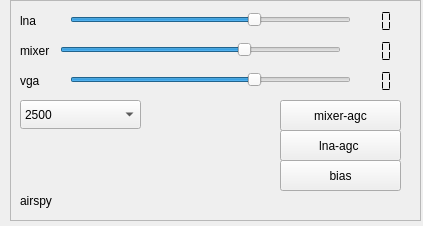
Above: input/airspy/airspy-widget.ui from JvanKatwijk/sdr-j-fm before the change. Below: the same form after it.
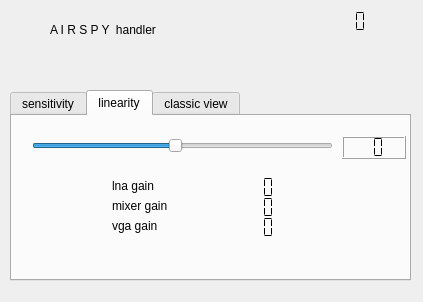
That is the form after the change.

The edit to the form file:
```diff
--- a/input/airspy/airspy-widget.ui
+++ b/input/airspy/airspy-widget.ui
@@ -7,67 +7,310 @@
     <x>0</x>
     <y>0</y>
     <width>423</width>
-    <height>226</height>
+    <height>302</height>
    </rect>
   </property>
   <property name="windowTitle">
-   <string>Form</string>
-  </property>
-  <widget class="QFrame" name="contents">
-   <property name="geometry">
-    <rect>
-     <x>10</x>
-     <y>0</y>
-     <width>411</width>
-     <height>221</height>
-    </rect>
-   </property>
-   <property name="frameShape">
-    <enum>QFrame::StyledPanel</enum>
-   </property>
-   <property name="frameShadow">
-    <enum>QFrame::Raised</enum>
-   </property>
-   <widget class="QLabel" name="label">
-    <property name="geometry">
-     <rect>
-      <x>10</x>
-      <y>190</y>
-      <width>101</width>
-      <height>21</height>
-     </rect>
-    </property>
-    <property name="text">
      <string>airspy</string>
     </property>
-   </widget>
-   <widget class="QComboBox" name="rateSelector">
+  <widget class="QTabWidget" name="tabWidget">
     <property name="geometry">
      <rect>
       <x>10</x>
+     <y>90</y>
+     <width>401</width>
+     <height>191</height>
+    </rect>
+   </property>
+   <property name="currentIndex">
+    <number>1</number>
+   </property>
+   <widget class="QWidget" name="tab_1">
+    <attribute name="title">
+     <string>sensitivity</string>
+    </attribute>
+    <widget class="QSlider" name="sensitivitySlider">
+     <property name="geometry">
+      <rect>
+       <x>20</x>
+       <y>20</y>
+       <width>321</width>
+       <height>20</height>
+      </rect>
+     </property>
+     <property name="maximum">
+      <number>21</number>
+     </property>
+     <property name="value">
+      <number>10</number>
+     </property>
+     <property name="orientation">
+      <enum>Qt::Horizontal</enum>
+     </property>
+    </widget>
+    <widget class="QLCDNumber" name="sensitivityDisplay">
+     <property name="geometry">
+      <rect>
+       <x>340</x>
+       <y>20</y>
+       <width>41</width>
+       <height>23</height>
+      </rect>
+     </property>
+     <property name="frameShape">
+      <enum>QFrame::NoFrame</enum>
+     </property>
+     <property name="digitCount">
+      <number>2</number>
+     </property>
+     <property name="segmentStyle">
+      <enum>QLCDNumber::Flat</enum>
+     </property>
+    </widget>
+    <widget class="QLCDNumber" name="sensitivity_lnaDisplay">
+     <property name="geometry">
+      <rect>
+       <x>220</x>
+       <y>60</y>
+       <width>64</width>
+       <height>23</height>
+      </rect>
+     </property>
+     <property name="frameShape">
+      <enum>QFrame::NoFrame</enum>
+     </property>
+     <property name="digitCount">
+      <number>2</number>
+     </property>
+     <property name="segmentStyle">
+      <enum>QLCDNumber::Flat</enum>
+     </property>
+    </widget>
+    <widget class="QLCDNumber" name="sensitivity_mixerDisplay">
+     <property name="geometry">
+      <rect>
+       <x>220</x>
+       <y>80</y>
+       <width>64</width>
+       <height>23</height>
+      </rect>
+     </property>
+     <property name="frameShape">
+      <enum>QFrame::NoFrame</enum>
+     </property>
+     <property name="digitCount">
+      <number>2</number>
+     </property>
+     <property name="segmentStyle">
+      <enum>QLCDNumber::Flat</enum>
+     </property>
+    </widget>
+    <widget class="QLCDNumber" name="sensitivity_vgaDisplay">
+     <property name="geometry">
+      <rect>
+       <x>220</x>
       <y>100</y>
-      <width>121</width>
-      <height>29</height>
-     </rect>
-    </property>
-    <item>
+       <width>64</width>
+       <height>23</height>
+      </rect>
+     </property>
+     <property name="frameShape">
+      <enum>QFrame::NoFrame</enum>
+     </property>
+     <property name="digitCount">
+      <number>2</number>
+     </property>
+     <property name="segmentStyle">
+      <enum>QLCDNumber::Flat</enum>
+     </property>
+    </widget>
+    <widget class="QLabel" name="label_5">
+     <property name="geometry">
+      <rect>
+       <x>120</x>
+       <y>60</y>
+       <width>101</width>
+       <height>20</height>
+      </rect>
+     </property>
      <property name="text">
-      <string>2500</string>
+      <string>lna gain</string>
      </property>
-    </item>
-    <item>
+    </widget>
+    <widget class="QLabel" name="label_6">
+     <property name="geometry">
+      <rect>
+       <x>120</x>
+       <y>80</y>
+       <width>91</width>
+       <height>20</height>
+      </rect>
+     </property>
      <property name="text">
       <string>10000</string>
      </property>
-    </item>
-   </widget>
+    </widget>
+    <widget class="QLabel" name="label_7">
+     <property name="geometry">
+      <rect>
+       <x>120</x>
+       <y>100</y>
+       <width>81</width>
+       <height>20</height>
+      </rect>
+     </property>
+     <property name="text">
+      <string>vga gain</string>
+     </property>
+    </widget>
+   </widget>
+   <widget class="QWidget" name="tab_2">
+    <attribute name="title">
+     <string>linearity</string>
+    </attribute>
+    <widget class="QSlider" name="linearitySlider">
+     <property name="geometry">
+      <rect>
+       <x>20</x>
+       <y>20</y>
+       <width>301</width>
+       <height>20</height>
+      </rect>
+     </property>
+     <property name="maximum">
+      <number>21</number>
+     </property>
+     <property name="value">
+      <number>10</number>
+     </property>
+     <property name="orientation">
+      <enum>Qt::Horizontal</enum>
+     </property>
+    </widget>
+    <widget class="QLCDNumber" name="linearityDisplay">
+     <property name="geometry">
+      <rect>
+       <x>330</x>
+       <y>20</y>
+       <width>64</width>
+       <height>23</height>
+      </rect>
+     </property>
+     <property name="digitCount">
+      <number>2</number>
+     </property>
+     <property name="segmentStyle">
+      <enum>QLCDNumber::Flat</enum>
+     </property>
+    </widget>
+    <widget class="QLCDNumber" name="linearity_lnaDisplay">
+     <property name="geometry">
+      <rect>
+       <x>220</x>
+       <y>60</y>
+       <width>64</width>
+       <height>23</height>
+      </rect>
+     </property>
+     <property name="frameShape">
+      <enum>QFrame::NoFrame</enum>
+     </property>
+     <property name="digitCount">
+      <number>2</number>
+     </property>
+     <property name="segmentStyle">
+      <enum>QLCDNumber::Flat</enum>
+     </property>
+    </widget>
+    <widget class="QLCDNumber" name="linearity_mixerDisplay">
+     <property name="geometry">
+      <rect>
+       <x>220</x>
+       <y>80</y>
+       <width>64</width>
+       <height>23</height>
+      </rect>
+     </property>
+     <property name="frameShape">
+      <enum>QFrame::NoFrame</enum>
+     </property>
+     <property name="digitCount">
+      <number>2</number>
+     </property>
+     <property name="segmentStyle">
+      <enum>QLCDNumber::Flat</enum>
+     </property>
+    </widget>
+    <widget class="QLCDNumber" name="linearity_vgaDisplay">
+     <property name="geometry">
+      <rect>
+       <x>220</x>
+       <y>100</y>
+       <width>64</width>
+       <height>23</height>
+      </rect>
+     </property>
+     <property name="frameShape">
+      <enum>QFrame::NoFrame</enum>
+     </property>
+     <property name="digitCount">
+      <number>2</number>
+     </property>
+     <property name="segmentStyle">
+      <enum>QLCDNumber::Flat</enum>
+     </property>
+    </widget>
+    <widget class="QLabel" name="label_8">
+     <property name="geometry">
+      <rect>
+       <x>100</x>
+       <y>60</y>
+       <width>91</width>
+       <height>20</height>
+      </rect>
+     </property>
+     <property name="text">
+      <string>lna gain</string>
+     </property>
+    </widget>
+    <widget class="QLabel" name="label_9">
+     <property name="geometry">
+      <rect>
+       <x>100</x>
+       <y>80</y>
+       <width>101</width>
+       <height>20</height>
+      </rect>
+     </property>
+     <property name="text">
+      <string>mixer gain</string>
+     </property>
+    </widget>
+    <widget class="QLabel" name="label_10">
+     <property name="geometry">
+      <rect>
+       <x>100</x>
+       <y>100</y>
+       <width>71</width>
+       <height>20</height>
+      </rect>
+     </property>
+     <property name="text">
+      <string>vga gain</string>
+     </property>
+    </widget>
+   </widget>
+   <widget class="QWidget" name="tab_3">
+    <attribute name="title">
+     <string>classic view</string>
+    </attribute>
    <widget class="QSlider" name="lnaSlider">
     <property name="geometry">
      <rect>
-      <x>60</x>
+       <x>100</x>
       <y>10</y>
-      <width>281</width>
-      <height>19</height>
+       <width>221</width>
+       <height>20</height>
      </rect>
     </property>
     <property name="maximum">
@@ -80,25 +323,41 @@
      <enum>Qt::Horizontal</enum>
     </property>
    </widget>
-   <widget class="QLabel" name="label_2">
+    <widget class="QLabel" name="label">
     <property name="geometry">
      <rect>
       <x>10</x>
       <y>10</y>
-      <width>65</width>
-      <height>21</height>
+       <width>66</width>
+       <height>20</height>
      </rect>
     </property>
     <property name="text">
      <string>lna</string>
     </property>
    </widget>
+    <widget class="QLCDNumber" name="lnaDisplay">
+     <property name="geometry">
+      <rect>
+       <x>343</x>
+       <y>10</y>
+       <width>51</width>
+       <height>23</height>
+      </rect>
+     </property>
+     <property name="digitCount">
+      <number>2</number>
+     </property>
+     <property name="segmentStyle">
+      <enum>QLCDNumber::Flat</enum>
+     </property>
+    </widget>
    <widget class="QSlider" name="mixerSlider">
     <property name="geometry">
      <rect>
-      <x>50</x>
+       <x>100</x>
       <y>40</y>
-      <width>281</width>
+       <width>221</width>
       <height>20</height>
      </rect>
     </property>
@@ -112,39 +371,42 @@
      <enum>Qt::Horizontal</enum>
     </property>
    </widget>
-   <widget class="QLabel" name="label_3">
+    <widget class="QLCDNumber" name="mixerDisplay">
+     <property name="geometry">
+      <rect>
+       <x>343</x>
+       <y>40</y>
+       <width>51</width>
+       <height>23</height>
+      </rect>
+     </property>
+     <property name="digitCount">
+      <number>2</number>
+     </property>
+     <property name="segmentStyle">
+      <enum>QLCDNumber::Flat</enum>
+     </property>
+    </widget>
+    <widget class="QLabel" name="label_2">
     <property name="geometry">
      <rect>
       <x>10</x>
       <y>40</y>
-      <width>65</width>
-      <height>21</height>
+       <width>66</width>
+       <height>20</height>
      </rect>
     </property>
     <property name="text">
      <string>mixer</string>
     </property>
    </widget>
-   <widget class="QPushButton" name="lnaButton">
-    <property name="geometry">
-     <rect>
-      <x>270</x>
-      <y>130</y>
-      <width>121</width>
-      <height>31</height>
-     </rect>
-    </property>
-    <property name="text">
-     <string>lna-agc </string>
-    </property>
-   </widget>
    <widget class="QSlider" name="vgaSlider">
     <property name="geometry">
      <rect>
-      <x>60</x>
+       <x>100</x>
       <y>70</y>
-      <width>281</width>
-      <height>19</height>
+       <width>221</width>
+       <height>20</height>
      </rect>
     </property>
     <property name="maximum">
@@ -157,37 +419,81 @@
      <enum>Qt::Horizontal</enum>
     </property>
    </widget>
-   <widget class="QLabel" name="label_4">
+    <widget class="QLabel" name="label_3">
     <property name="geometry">
      <rect>
       <x>10</x>
-      <y>70</y>
-      <width>65</width>
-      <height>21</height>
+       <y>60</y>
+       <width>66</width>
+       <height>20</height>
      </rect>
     </property>
     <property name="text">
      <string>vga</string>
     </property>
    </widget>
+    <widget class="QLCDNumber" name="vgaDisplay">
+     <property name="geometry">
+      <rect>
+       <x>343</x>
+       <y>70</y>
+       <width>51</width>
+       <height>23</height>
+      </rect>
+     </property>
+     <property name="digitCount">
+      <number>2</number>
+     </property>
+     <property name="segmentStyle">
+      <enum>QLCDNumber::Flat</enum>
+     </property>
+    </widget>
+    <widget class="QPushButton" name="lnaButton">
+     <property name="geometry">
+      <rect>
+       <x>20</x>
+       <y>110</y>
+       <width>61</width>
+       <height>32</height>
+      </rect>
+     </property>
+     <property name="text">
+      <string>lna</string>
+     </property>
+    </widget>
    <widget class="QPushButton" name="mixerButton">
     <property name="geometry">
      <rect>
-      <x>270</x>
-      <y>100</y>
-      <width>121</width>
-      <height>31</height>
+       <x>120</x>
+       <y>110</y>
+       <width>90</width>
+       <height>32</height>
      </rect>
     </property>
     <property name="text">
-     <string>mixer-agc</string>
-    </property>
+      <string>mixer </string>
+     </property>
+    </widget>
+    <widget class="QPushButton" name="biasButton">
+     <property name="geometry">
+      <rect>
+       <x>250</x>
+       <y>110</y>
+       <width>90</width>
+       <height>32</height>
+      </rect>
+     </property>
+     <property name="text">
+      <string>bias</string>
+     </property>
+    </widget>
+   </widget>
    </widget>
    <widget class="QLabel" name="displaySerial">
     <property name="geometry">
      <rect>
-      <x>20</x>
-      <y>150</y>
+     <x>100</x>
+     <y>60</y>
       <width>241</width>
       <height>21</height>
      </rect>
@@ -196,25 +502,25 @@
      <string/>
     </property>
    </widget>
-   <widget class="QPushButton" name="biasButton">
+  <widget class="QLabel" name="label_4">
     <property name="geometry">
      <rect>
-      <x>270</x>
-      <y>160</y>
-      <width>121</width>
-      <height>31</height>
+     <x>50</x>
+     <y>20</y>
+     <width>211</width>
+     <height>20</height>
      </rect>
     </property>
     <property name="text">
-     <string>bias</string>
-    </property>
-   </widget>
-   <widget class="QLCDNumber" name="lnaDisplay">
+    <string>A I R S P Y  handler</string>
+   </property>
+  </widget>
+  <widget class="QLCDNumber" name="airspy_rate">
     <property name="geometry">
      <rect>
-      <x>340</x>
+     <x>270</x>
       <y>10</y>
-      <width>64</width>
+     <width>121</width>
       <height>23</height>
      </rect>
     </property>
@@ -222,50 +528,11 @@
      <enum>QFrame::NoFrame</enum>
     </property>
     <property name="digitCount">
-     <number>2</number>
+    <number>7</number>
     </property>
     <property name="segmentStyle">
      <enum>QLCDNumber::Flat</enum>
     </property>
-   </widget>
-   <widget class="QLCDNumber" name="mixerDisplay">
-    <property name="geometry">
-     <rect>
-      <x>340</x>
-      <y>40</y>
-      <width>64</width>
-      <height>23</height>
-     </rect>
-    </property>
-    <property name="frameShape">
-     <enum>QFrame::NoFrame</enum>
-    </property>
-    <property name="digitCount">
-     <number>2</number>
-    </property>
-    <property name="segmentStyle">
-     <enum>QLCDNumber::Flat</enum>
-    </property>
-   </widget>
-   <widget class="QLCDNumber" name="vgaDisplay">
-    <property name="geometry">
-     <rect>
-      <x>340</x>
-      <y>70</y>
-      <width>64</width>
-      <height>23</height>
-     </rect>
-    </property>
-    <property name="frameShape">
-     <enum>QFrame::NoFrame</enum>
-    </property>
-    <property name="digitCount">
-     <number>2</number>
-    </property>
-    <property name="segmentStyle">
-     <enum>QLCDNumber::Flat</enum>
-    </property>
-   </widget>
   </widget>
  </widget>
  <resources/>
```
Left out of the diff: 2 changed lines with no effect on the pictures. Lines whose indentation alone changed are shown as unchanged.
